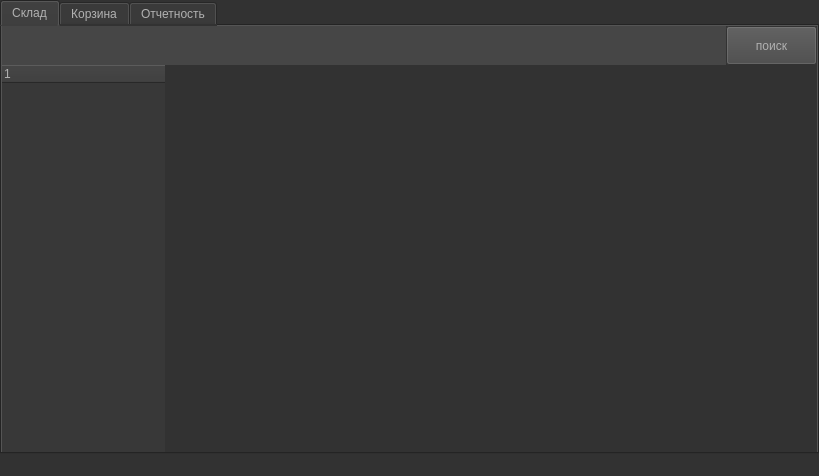
Before: the Qt Designer form ui/MainForm.ui in 12Andy12/ProStorege, drawn with Qt 5.
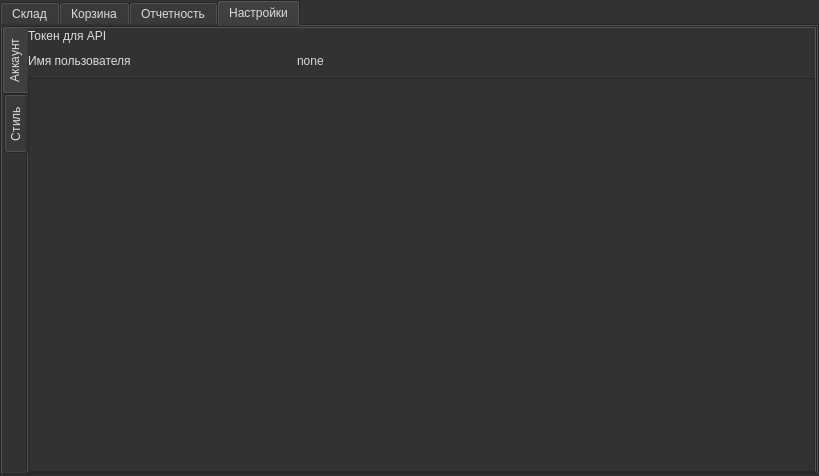
After: the same form once the commit is applied. The open tabs and pages were chosen to show the change.

What changed in the file:
```diff
--- a/ui/MainForm.ui
+++ b/ui/MainForm.ui
@@ -16,7 +16,7 @@
   <property name="styleSheet">
    <string notr="true">font: 14pt &quot;Times New Roman&quot;;
 background-color: rgb(50, 50, 50);
-color: #b1b1b1;</string>
+color: rgb(220, 220, 220);</string>
   </property>
   <widget class="QWidget" name="centralwidget">
    <layout class="QHBoxLayout" name="horizontalLayout_2">
@@ -616,13 +616,125 @@
           </item>
          </layout>
         </widget>
+        <widget class="QWidget" name="tab_setings">
+         <attribute name="title">
+          <string>Настройки</string>
+         </attribute>
+         <layout class="QVBoxLayout" name="verticalLayout_3">
+          <property name="spacing">
+           <number>0</number>
+          </property>
+          <property name="leftMargin">
+           <number>0</number>
+          </property>
+          <property name="topMargin">
+           <number>0</number>
+          </property>
+          <property name="rightMargin">
+           <number>0</number>
+          </property>
+          <property name="bottomMargin">
+           <number>0</number>
+          </property>
+          <item>
+           <widget class="QTabWidget" name="tabWidget_2">
+            <property name="tabPosition">
+             <enum>QTabWidget::West</enum>
+            </property>
+            <property name="tabShape">
+             <enum>QTabWidget::Rounded</enum>
+            </property>
+            <property name="currentIndex">
+             <number>0</number>
+            </property>
+            <property name="documentMode">
+             <bool>false</bool>
+            </property>
+            <property name="tabsClosable">
+             <bool>false</bool>
+            </property>
+            <property name="movable">
+             <bool>true</bool>
+            </property>
+            <property name="tabBarAutoHide">
+             <bool>false</bool>
+            </property>
+            <widget class="QWidget" name="tab_2">
+             <attribute name="title">
+              <string>Аккаунт</string>
+             </attribute>
+             <layout class="QVBoxLayout" name="verticalLayout_4">
+              <property name="spacing">
+               <number>10</number>
+              </property>
+              <property name="leftMargin">
+               <number>0</number>
+              </property>
+              <property name="topMargin">
+               <number>0</number>
+              </property>
+              <property name="rightMargin">
+               <number>0</number>
+              </property>
+              <property name="bottomMargin">
+               <number>0</number>
+              </property>
+              <item>
+               <layout class="QHBoxLayout" name="horizontalLayout_14" stretch="1,2">
+                <item>
+                 <widget class="QLabel" name="label_9">
+                  <property name="text">
+                   <string>Токен для API</string>
+                  </property>
+                 </widget>
+                </item>
+                <item>
+                 <widget class="QLineEdit" name="l_api_token">
+                  <property name="frame">
+                   <bool>false</bool>
+                  </property>
+                 </widget>
+                </item>
+               </layout>
+              </item>
+              <item>
+               <layout class="QHBoxLayout" name="horizontalLayout_15" stretch="1,2">
+                <item>
+                 <widget class="QLabel" name="label_10">
+                  <property name="text">
+                   <string>Имя пользователя</string>
+                  </property>
+                 </widget>
+                </item>
+                <item>
+                 <widget class="QLabel" name="l_user_name">
+                  <property name="text">
+                   <string>none</string>
+                  </property>
+                 </widget>
+                </item>
+               </layout>
+              </item>
+              <item>
+               <widget class="QTableWidget" name="traders_table"/>
+              </item>
+             </layout>
+            </widget>
+            <widget class="QWidget" name="tab_3">
+             <attribute name="title">
+              <string>Стиль</string>
+             </attribute>
+            </widget>
+           </widget>
+          </item>
+         </layout>
+        </widget>
        </widget>
       </item>
      </layout>
     </item>
    </layout>
   </widget>
-  <widget class="QStatusBar" name="statusbar"/>
   <action name="action">
    <property name="text">
     <string>Сохранить</string>
```
Left out of the diff: 4 changed lines with no effect on the pictures.
